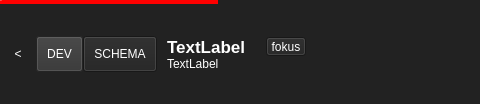
Old version of the form lfb_regeneration_wildlife_impact/gui/form/saveBar.ui in the repository b-lack/qgis-fim-plugin; both pictures show x 0 to 480 and y 0 to 104 of the 912 by 104 pixel window.
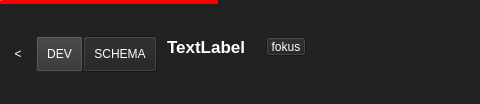
New version of the form.

```diff
--- a/lfb_regeneration_wildlife_impact/gui/form/saveBar.ui
+++ b/lfb_regeneration_wildlife_impact/gui/form/saveBar.ui
@@ -226,7 +226,7 @@
            <string notr="true">padding:0;</string>
           </property>
           <property name="text">
-           <string>TextLabel</string>
+           <string/>
           </property>
          </widget>
         </item>
```
